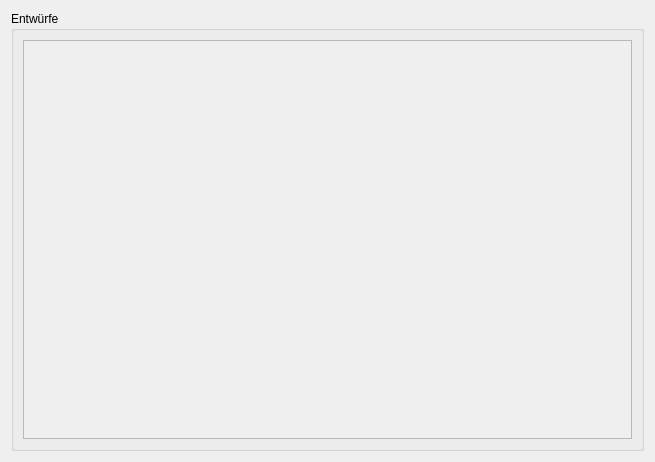
Before: the Qt Designer form lfb_regeneration_wildlife_impact/gui/draft/draft_selection.ui in b-lack/qgis-fim-plugin, drawn with Qt 5.
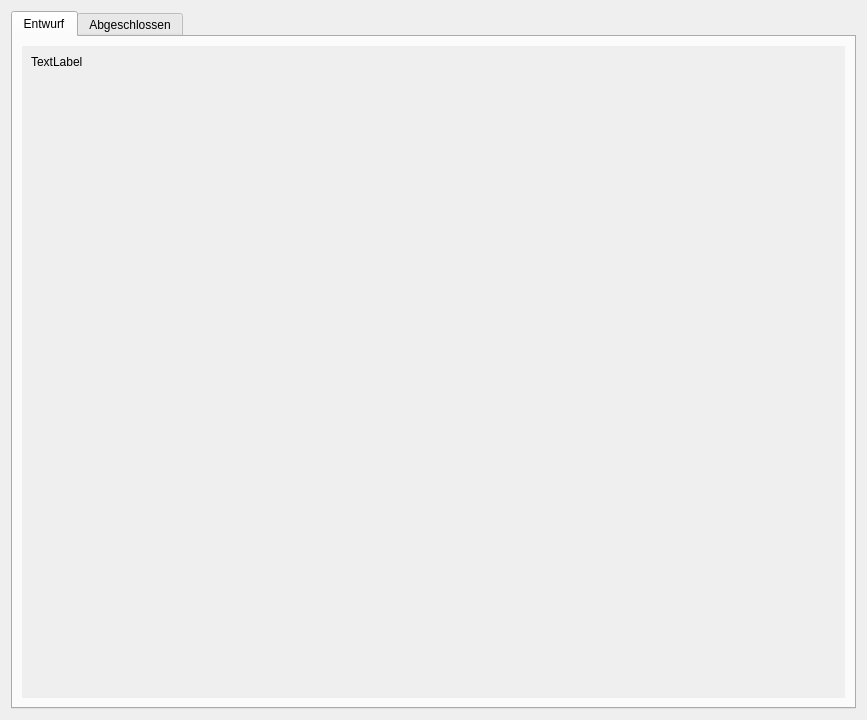
After: the same form once the commit is applied.

Diff of the .ui file:
```diff
--- a/lfb_regeneration_wildlife_impact/gui/draft/draft_selection.ui
+++ b/lfb_regeneration_wildlife_impact/gui/draft/draft_selection.ui
@@ -6,43 +6,80 @@
    <rect>
     <x>0</x>
     <y>0</y>
-    <width>655</width>
-    <height>462</height>
+    <width>867</width>
+    <height>720</height>
    </rect>
   </property>
   <property name="windowTitle">
    <string>Form</string>
   </property>
   <layout class="QGridLayout" name="gridLayout">
-   <item row="1" column="0">
-    <widget class="QGroupBox" name="groupBox">
-     <property name="title">
-      <string>Entwürfe</string>
+   <item row="0" column="0">
+    <widget class="QTabWidget" name="tabWidget">
+     <property name="currentIndex">
+      <number>0</number>
      </property>
-     <layout class="QGridLayout" name="gridLayout_2">
-      <item row="1" column="0">
+     <widget class="QWidget" name="tab">
+      <attribute name="title">
+       <string>Entwurf</string>
+      </attribute>
+      <layout class="QGridLayout" name="gridLayout_3">
+       <item row="0" column="0">
        <widget class="QScrollArea" name="scrollArea">
+         <property name="styleSheet">
+          <string notr="true">border:0px;</string>
+         </property>
         <property name="widgetResizable">
          <bool>true</bool>
         </property>
+         <property name="alignment">
+          <set>Qt::AlignLeading|Qt::AlignLeft|Qt::AlignTop</set>
+         </property>
         <widget class="QWidget" name="scrollAreaWidgetContents">
          <property name="geometry">
           <rect>
            <x>0</x>
            <y>0</y>
-           <width>611</width>
-           <height>398</height>
+            <width>827</width>
+            <height>653</height>
           </rect>
          </property>
          <layout class="QVBoxLayout" name="verticalLayout">
           <item>
-           <layout class="QVBoxLayout" name="lfbDraftList"/>
-          </item>
-         </layout>
+            <layout class="QVBoxLayout" name="lfbDraftList">
+             <item>
+              <widget class="QLabel" name="label">
+               <property name="text">
+                <string>TextLabel</string>
+               </property>
+              </widget>
+             </item>
+            </layout>
+           </item>
+           <item>
+            <spacer name="verticalSpacer">
+             <property name="orientation">
+              <enum>Qt::Vertical</enum>
+             </property>
+             <property name="sizeHint" stdset="0">
+              <size>
+               <width>20</width>
+               <height>40</height>
+              </size>
+             </property>
+            </spacer>
+           </item>
+          </layout>
         </widget>
        </widget>
       </item>
      </layout>
+     </widget>
+     <widget class="QWidget" name="tab_2">
+      <attribute name="title">
+       <string>Abgeschlossen</string>
+      </attribute>
+     </widget>
     </widget>
    </item>
   </layout>
```
Lines whose indentation alone changed are shown as unchanged.
